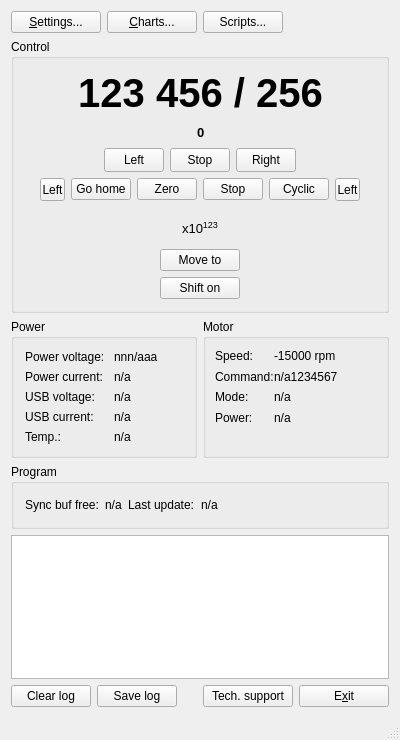
This is src/mainwindow.ui in EPC-MSU/XILab as Qt 5 draws it before an edit. The edited form follows.
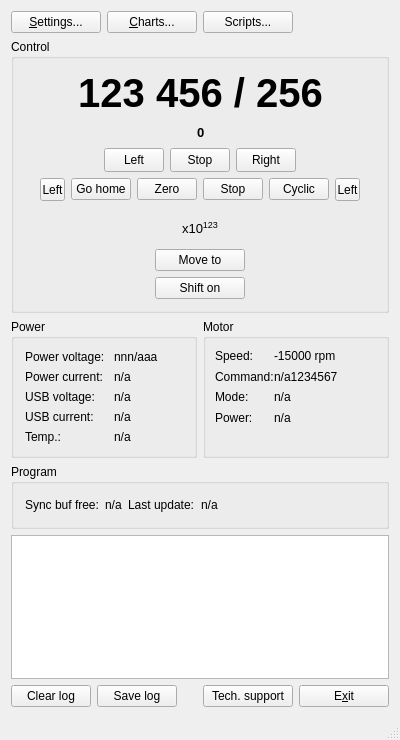
This is the edited form. Icons and pictures are not drawn. Custom widgets are drawn as their Qt base class.

Commit message: Main window icons changed. Buttons size fixed.

Patch:
```diff
--- a/src/mainwindow.ui
+++ b/src/mainwindow.ui
@@ -76,6 +76,12 @@
       </item>
       <item>
        <widget class="QPushButton" name="scriptBtn">
+        <property name="minimumSize">
+         <size>
+          <width>90</width>
+          <height>0</height>
+         </size>
+        </property>
         <property name="text">
          <string>Scripts...</string>
         </property>
@@ -611,6 +617,12 @@
             <layout class="QGridLayout" name="gridLayout_4">
              <item row="0" column="1">
               <widget class="QPushButton" name="moveBtn">
+               <property name="minimumSize">
+                <size>
+                 <width>90</width>
+                 <height>0</height>
+                </size>
+               </property>
                <property name="text">
                 <string>Move to</string>
                </property>
```
The commit also changes 3 other files.
